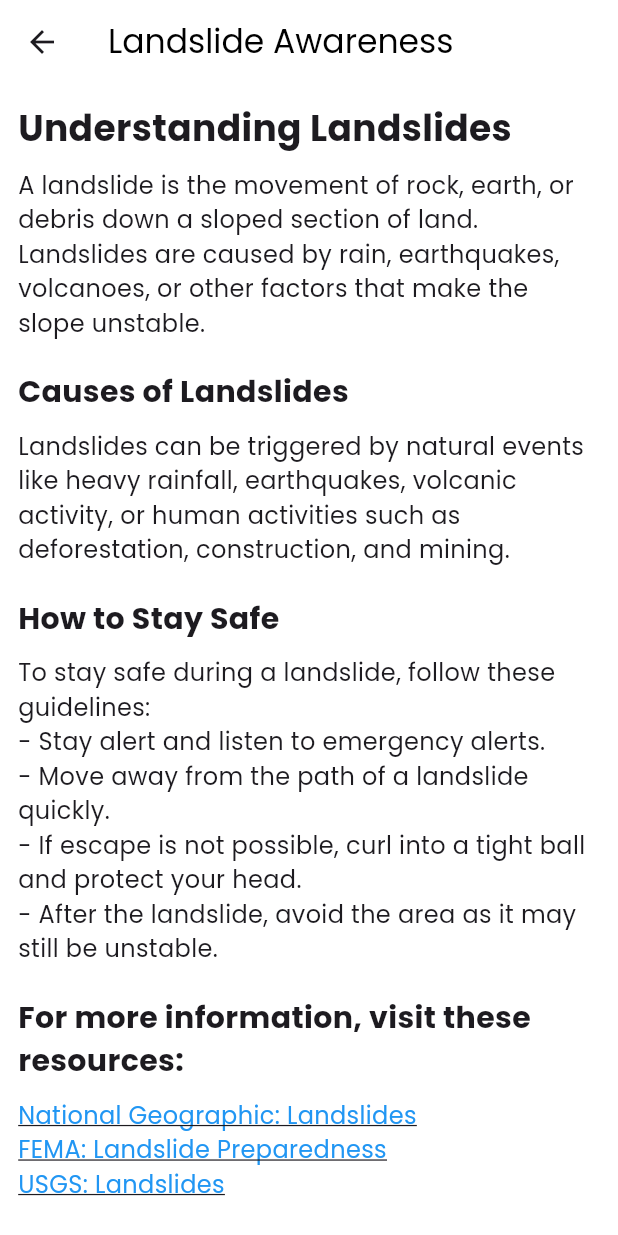
After one commit to Shaun-Allan/aSapRoute, a Flutter app: the Settings screen opened directly, after a tap on "Learn More", on a phone screen of 412 x 824 dp. The commit adds this screen. Run offline on Flutter 3.47's test engine with Material 3 defaults, Android fonts, the phone set to English and light mode, and no system bars; our stand-ins replace animate_do, cloud_firestore, firebase_auth, firebase_core, flutter_bloc, font_awesome_flutter and 10 more; missing offline and left inert: firebase_ui_auth, firebase_ui_oauth_google, flutter_map_location_marker, flutter_polyline_points, flutter_sliding_up_panel, flutter_vibrate and 2 more; accounts and stored records are empty.

Commit message:
added an awareness page

```diff
--- a/lib/pages/settings.dart
+++ b/lib/pages/settings.dart
@@ -7,6 +7,7 @@ import 'package:font_awesome_flutter/font_awesome_flutter.dart';
 import 'package:route/pages/settings/my_reports.dart';
 import 'package:route/pages/settings/plans_and_subscriptions.dart';
 import 'package:route/pages/settings/profile.dart';
+import 'package:route/pages/settings/awareness.dart';
 
 import '../inheritance/data_hub.dart';
 
@@ -80,6 +81,30 @@ class _SettingsState extends State<Settings> {
               icon: Icon(FontAwesomeIcons.lifeRing, color: Colors.orange,),
               onTapFunction: () {
                 // Navigate to profile screen or perform some action
+              },
+            ),
+            SettingTile(
+              title: 'Learn More',
+              icon: Icon(FontAwesomeIcons.infoCircle, color: Colors.blue,),
+              onTapFunction: () {
+                Navigator.push(
+                  context,
+                  PageRouteBuilder(
+                    pageBuilder: (context, animation, secondaryAnimation) => AwarenessPage(),
+                    transitionsBuilder: (context, animation, secondaryAnimation, child) {
+                      var begin = Offset(1.0, 0.0);
+                      var end = Offset.zero;
+                      var curve = Curves.ease;
+
+                      var tween = Tween(begin: begin, end: end).chain(CurveTween(curve: curve));
+
+                      return SlideTransition(
+                        position: animation.drive(tween),
+                        child: child,
+                      );
+                    },
+                  ),
+                );
               },
             ),
             SettingTile(
--- /dev/null
+++ b/lib/pages/settings/awareness.dart
@@ -0,0 +1,122 @@
+import 'package:flutter/material.dart';
+import 'package:google_fonts/google_fonts.dart';
+import 'package:url_launcher/url_launcher.dart';
+
+class AwarenessPage extends StatelessWidget {
+  const AwarenessPage({super.key});
+
+  @override
+  Widget build(BuildContext context) {
+    return Scaffold(
+      appBar: AppBar(
+        title: Text('Landslide Awareness', style: GoogleFonts.poppins(color: Colors.black)),
+        backgroundColor: Colors.white,
+      ),
+      body: Padding(
+        padding: const EdgeInsets.all(12.0),
+        child: ListView(
+          children: [
+            Text(
+              'Understanding Landslides',
+              style: GoogleFonts.poppins(
+                textStyle: TextStyle(
+                  fontSize: 24,
+                  fontWeight: FontWeight.bold,
+                ),
+              ),
+            ),
+            SizedBox(height: 10),
+            Text(
+              'A landslide is the movement of rock, earth, or debris down a sloped section of land. '
+                  'Landslides are caused by rain, earthquakes, volcanoes, or other factors that make the slope unstable.',
+              style: GoogleFonts.poppins(
+                textStyle: TextStyle(
+                  fontSize: 16,
+                ),
+              ),
+            ),
+            SizedBox(height: 20),
+            Text(
+              'Causes of Landslides',
+              style: GoogleFonts.poppins(
+                textStyle: TextStyle(
+                  fontSize: 20,
+                  fontWeight: FontWeight.bold,
+                ),
+              ),
+            ),
+            SizedBox(height: 10),
+            Text(
+              'Landslides can be triggered by natural events like heavy rainfall, earthquakes, volcanic activity, '
+                  'or human activities such as deforestation, construction, and mining.',
+              style: GoogleFonts.poppins(
+                textStyle: TextStyle(
+                  fontSize: 16,
+                ),
+              ),
+            ),
+            SizedBox(height: 20),
+            Text(
+              'How to Stay Safe',
+              style: GoogleFonts.poppins(
+                textStyle: TextStyle(
+                  fontSize: 20,
+                  fontWeight: FontWeight.bold,
+                ),
+              ),
+            ),
+            SizedBox(height: 10),
+            Text(
+              'To stay safe during a landslide, follow these guidelines:\n'
+                  '- Stay alert and listen to emergency alerts.\n'
+                  '- Move away from the path of a landslide quickly.\n'
+                  '- If escape is not possible, curl into a tight ball and protect your head.\n'
+                  '- After the landslide, avoid the area as it may still be unstable.',
+              style: GoogleFonts.poppins(
+                textStyle: TextStyle(
+                  fontSize: 16,
+                ),
+              ),
+            ),
+            SizedBox(height: 20),
+            Text(
+              'For more information, visit these resources:',
+              style: GoogleFonts.poppins(
+                textStyle: TextStyle(
+                  fontSize: 20,
+                  fontWeight: FontWeight.bold,
+                ),
+              ),
+            ),
+            SizedBox(height: 10),
+            _buildLink('National Geographic: Landslides', 'https://www.nationalgeographic.com/environment/natural-disasters/landslides/'),
+            _buildLink('FEMA: Landslide Preparedness', 'https://www.fema.gov/press-release/20210318/landslide-preparedness'),
+            _buildLink('USGS: Landslides', 'https://www.usgs.gov/natural-hazards/landslide-hazards'),
+          ],
+        ),
+      ),
+    );
+  }
+
+  Widget _buildLink(String text, String url) {
+    return InkWell(
+      onTap: () async {
+        if (await canLaunch(url)) {
+          await launch(url);
+        } else {
+          throw 'Could not launch $url';
+        }
+      },
+      child: Text(
+        text,
+        style: GoogleFonts.poppins(
+          textStyle: TextStyle(
+            fontSize: 16,
+            color: Colors.blue,
+            decoration: TextDecoration.underline,
+          ),
+        ),
+      ),
+    );
+  }
+}
```
